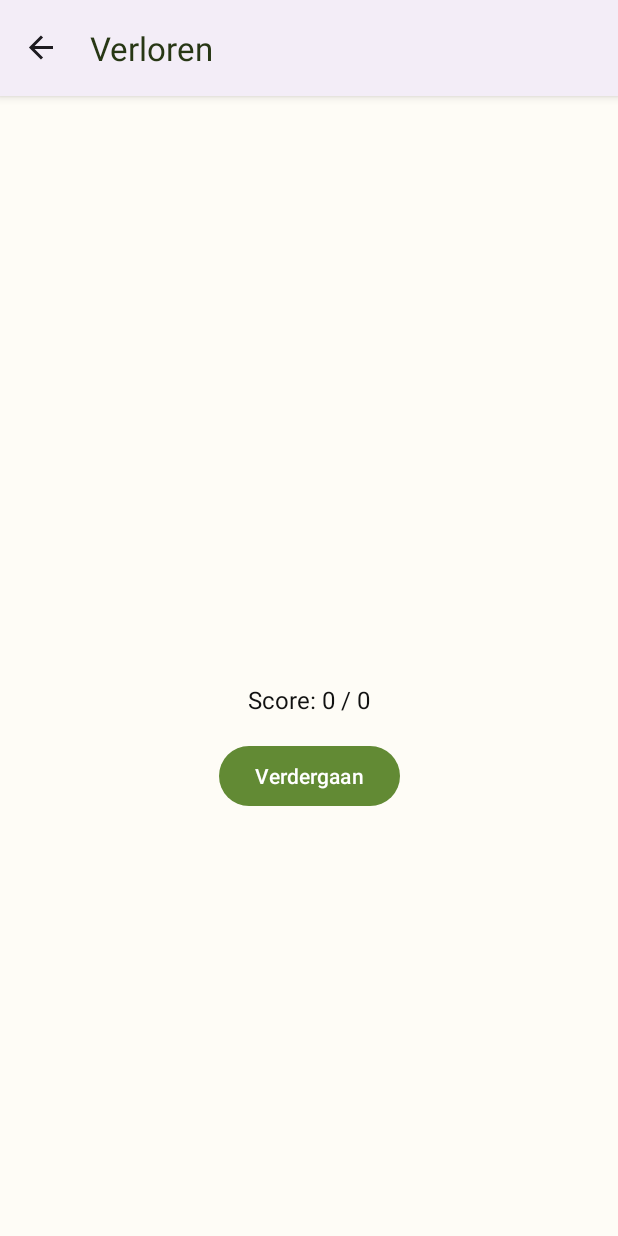
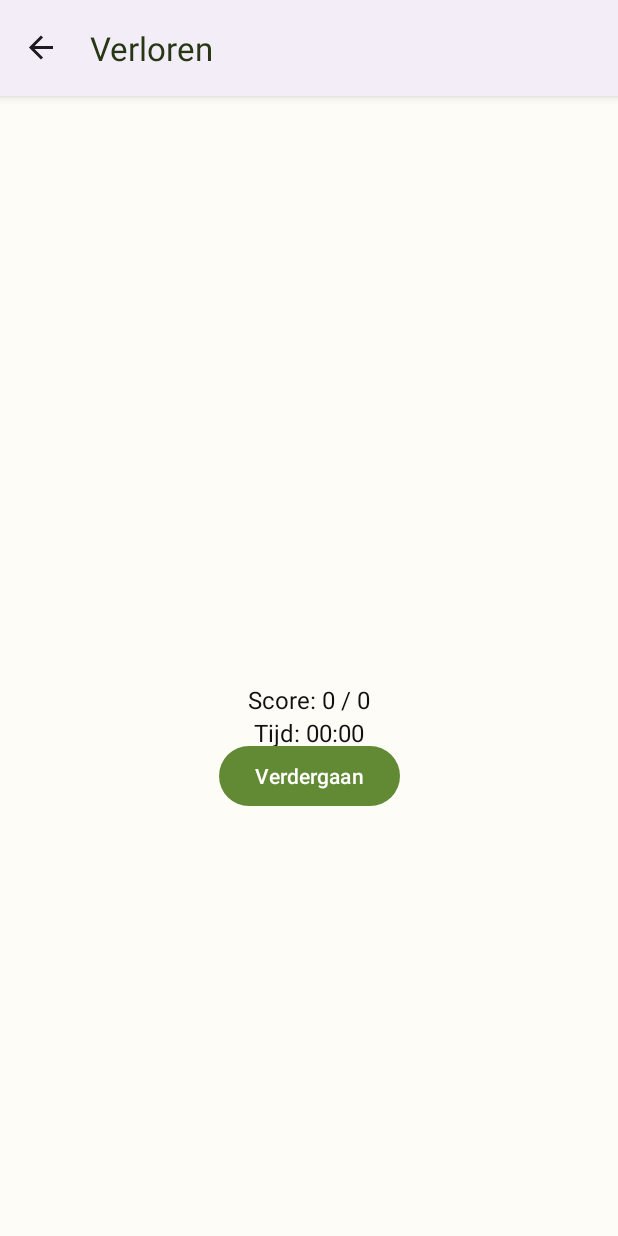
Before and after one commit to HanneVerstraete/Animalia, an Android app: the TruefalseEndFragment screen opened through its navigation route, on a phone screen of 412 x 824 dp. Run offline under Robolectric (Android 15) with nearby library versions, the phone set to English and light mode, and no system bars; our stand-ins replace Room's generated code, Timber, data binding, navigation-ui; pictures from the network do not load; 10 statements that could not run were skipped.

Commit message:
feature true/false game: add timer

```diff
--- /dev/null
+++ b/app/src/main/java/com/example/animalia/screens/truefalse/Timer.kt
@@ -0,0 +1,23 @@
+package com.example.animalia.screens.truefalse
+
+import android.os.Handler
+
+class QuestionTimer {
+    var secondsCount = 0
+    private var handler = Handler()
+    private lateinit var runnable: Runnable
+
+
+    fun startTimer() {
+        runnable = Runnable {
+            secondsCount++
+            handler.postDelayed(runnable, 1000)
+        }
+
+        handler.postDelayed(runnable, 1000)
+    }
+
+    fun stopTimer() {
+        handler.removeCallbacks(runnable)
+    }
+}
--- a/app/src/main/java/com/example/animalia/screens/truefalse/TruefalseViewModel.kt
+++ b/app/src/main/java/com/example/animalia/screens/truefalse/TruefalseViewModel.kt
@@ -34,6 +34,8 @@ class TruefalseViewModel(
     private val _shouldEvaluate = MutableLiveData<Boolean>()
     val shouldEvaluate: LiveData<Boolean>
         get() = _shouldEvaluate
+
+    var timer: QuestionTimer = QuestionTimer()
 
     init {
         initializeLiveData()
@@ -109,6 +111,7 @@ class TruefalseViewModel(
         _goodQuestions.value = 0
         _numberOfQuestionsAsked.value = 0
         _shouldEvaluate.value = false
+        timer.secondsCount = 0
     }
 
     private fun isEnded() = _numberOfQuestionsAsked.value!! >= TOTAL_QUESTIONS
--- a/app/src/main/java/com/example/animalia/screens/utils/BindingAdapters.kt
+++ b/app/src/main/java/com/example/animalia/screens/utils/BindingAdapters.kt
@@ -49,3 +49,16 @@ fun TextView.setFinishedQuizzesValue(finishedQuizzes: Int?) {
         text = (finishedQuizzes / 3).toString()
     }
 }
+
+@BindingAdapter("time")
+fun TextView.setTime(time: Int) {
+    var seconds = (time%60).toString()
+    if (seconds.length == 1) {
+        seconds = "0${seconds}"
+    }
+    var minutes = kotlin.math.floor(time.toDouble() / 60).toInt().toString()
+    if (minutes.length == 1) {
+        minutes = "0${minutes}"
+    }
+    text = resources.getString(R.string.time_text, minutes, seconds)
+}
--- a/app/src/main/res/layout/fragment_truefalse.xml
+++ b/app/src/main/res/layout/fragment_truefalse.xml
@@ -61,7 +61,8 @@
             android:text="@{@string/textview_score(truefalseViewModel.goodQuestions, truefalseViewModel.numberOfQuestionsAsked)}"
             app:layout_constraintEnd_toEndOf="parent"
             app:layout_constraintStart_toStartOf="parent"
-            app:layout_constraintTop_toBottomOf="@id/false_button" />
+            app:layout_constraintTop_toBottomOf="@id/false_button"
+            tools:text="Score 2/3"/>
 
     </androidx.constraintlayout.widget.ConstraintLayout>
 </layout>
--- a/app/src/main/res/layout/fragment_truefalse_end.xml
+++ b/app/src/main/res/layout/fragment_truefalse_end.xml
@@ -43,6 +43,17 @@
             app:layout_constraintStart_toStartOf="parent"
             app:layout_constraintTop_toBottomOf="@id/lesson_textview" />
 
+        <TextView
+            android:id="@+id/time_textview"
+            style="@style/text_regular"
+            android:layout_width="wrap_content"
+            android:layout_height="wrap_content"
+            app:time="@{viewModel.timer.secondsCount}"
+            app:layout_constraintEnd_toEndOf="parent"
+            app:layout_constraintStart_toStartOf="parent"
+            app:layout_constraintTop_toBottomOf="@id/lesson_score_textview"
+            tools:text="Tijd 1:23"/>
+
         <Button
             android:id="@+id/continue_button"
             android:layout_width="wrap_content"
--- a/app/src/main/res/values/strings.xml
+++ b/app/src/main/res/values/strings.xml
@@ -21,6 +21,7 @@
     <string name="warning_lesson_not_enabled">Volg eerst voorgaande lessen om deze les vrij te geven</string>
     <string name="quizElement_finished_text">Proficiat, je hebt alle quizvragen afgewerkt!</string>
     <string name="button_lesson_previous">Vorige les</string>
+    <string name="time_text">Tijd: %s:%s</string>
 
     <!--    auth0-->
     <string name="auth_client_id">lSTcwHGwt3BGvoUn2DdCNV63JbFotUHt</string>
```
Also changed, not shown: app/src/main/java/com/example/animalia/screens/truefalse/TruefalseFragment.kt (+10 -0 lines).
